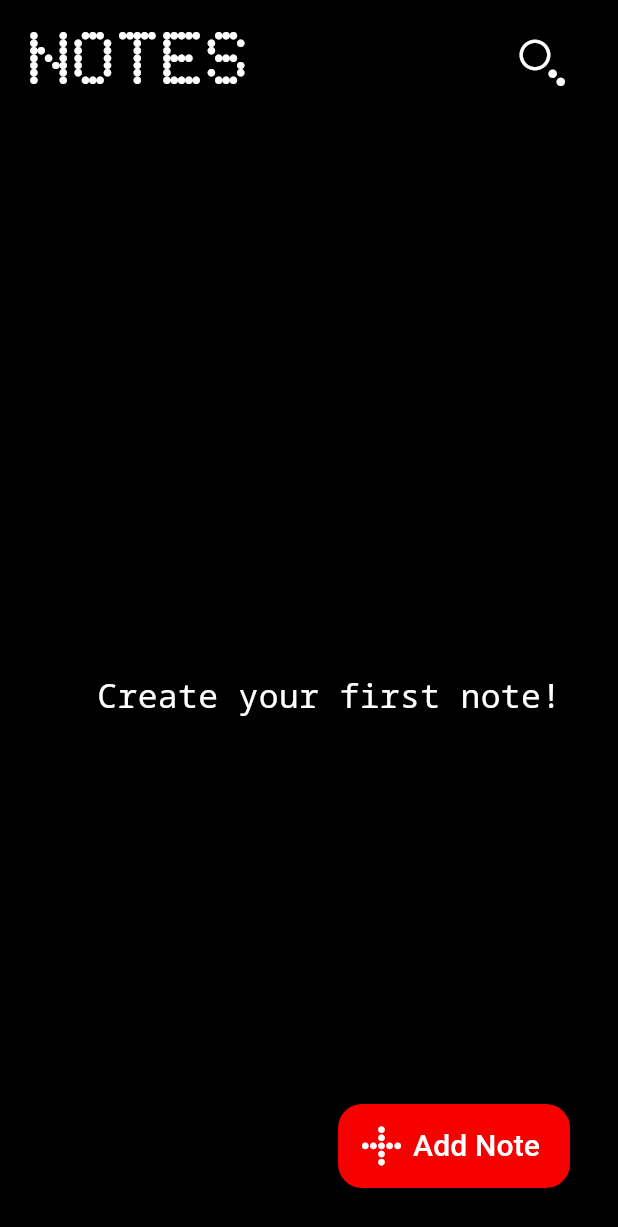
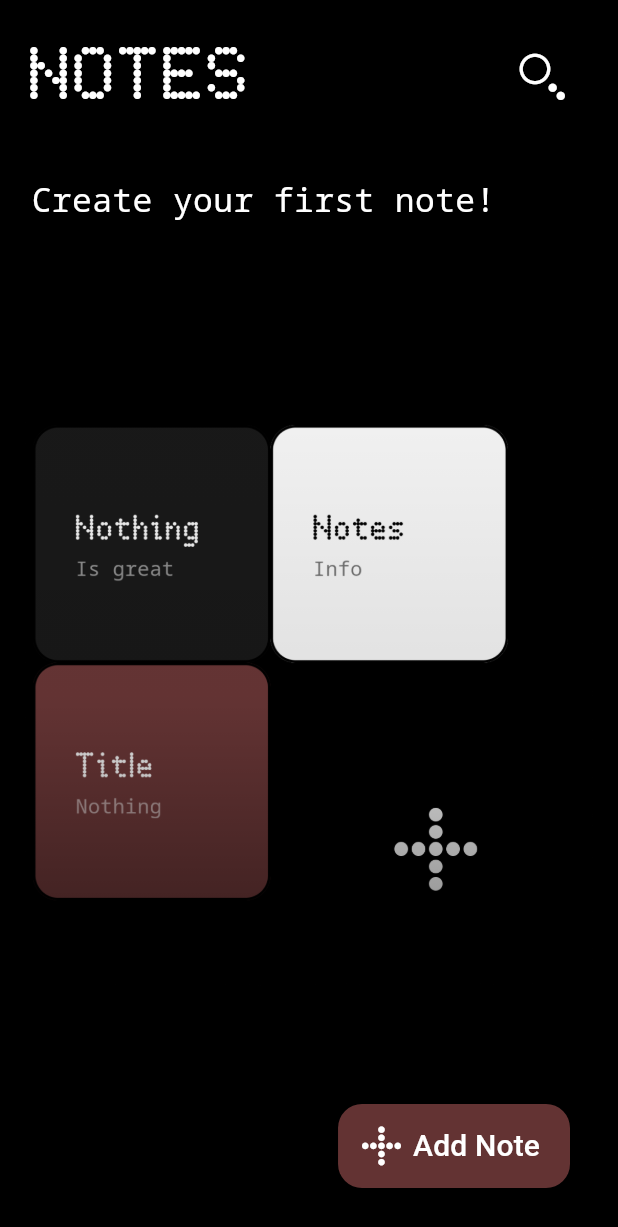
Before and after one commit to AzhamProdLive/Notes_App_Nothing, a Flutter app: the screen it shows after launch, on a phone screen of 412 x 824 dp. Shown: the top 1227 px of the screen. Run offline on Flutter 3.47's test engine with Material 3 defaults, Android fonts, the light colour scheme and no system bars; our stand-ins replace bloc, drift; missing offline and left inert: flutter_quill; accounts and stored records are empty; generated files the repository leaves out were written again; Roboto replaces fonts that are missing (Nunito-Bold).

```diff
--- a/lib/ui/appbar/main_app_bar.dart
+++ b/lib/ui/appbar/main_app_bar.dart
@@ -11,7 +11,7 @@ class MainAppBar extends StatelessWidget implements PreferredSizeWidget {
   Widget build(BuildContext context) {
     return SafeArea(
       child: Padding(
-        padding: const EdgeInsets.only(left: 20, right: 20, top: 10),
+        padding: const EdgeInsets.only(left: 20, right: 20, top: 20),
         child: Row(
           mainAxisAlignment: MainAxisAlignment.spaceBetween,
           children: [
--- a/lib/ui/main_screen_empty.dart
+++ b/lib/ui/main_screen_empty.dart
@@ -7,14 +7,34 @@ class MainScreenEmpty extends StatelessWidget {
 
   @override
   Widget build(BuildContext context) {
-    return const Padding(
+    return  Padding(
       padding: EdgeInsets.symmetric(horizontal: 16),
       child: Center(child:
-          //Image.asset('assets/images/no_data.png'),
-          Text(
-            '  Create your first note!',
-            style: TextStyle(fontSize: 22, color: Colors.white),
-          ),
+          Stack(
+            children: [
+            Container(
+              alignment: Alignment.center,
+              padding: EdgeInsets.only(top: 0),
+              child: Image.asset("assets/images/No Notes - 1.png"),),
+            Container(
+              alignment: Alignment.topLeft,
+              padding: const EdgeInsets.all(5.0),
+              decoration: BoxDecoration(
+                gradient: LinearGradient(
+                  begin: Alignment.topCenter,
+                  end: Alignment.bottomCenter,
+                  colors: <Color>[
+                    Colors.black.withAlpha(0),
+                    Colors.black12,
+                    Colors.black87
+                  ],
+                ),
+              ),
+                child: const Text(
+              'Create your first note!',
+              style: TextStyle(fontSize: 22, color: Colors.white),
+            ),)
+            ],)
       ),
     );
   }
--- a/lib/ui/show_note_screen.dart
+++ b/lib/ui/show_note_screen.dart
@@ -138,7 +138,7 @@ class ShowNoteScreen extends StatelessWidget {
                 showSubscript: false,
                 toolbarSize: 35,
                 sectionDividerColor: Colors.white,
-                buttonOptions: QuillSimpleToolbarButtonOptions(base: QuillToolbarBaseButtonOptions( iconTheme: QuillIconTheme(iconButtonUnselectedData: IconButtonData(color: Colors.white, )), ),),
+                buttonOptions: const QuillSimpleToolbarButtonOptions(base: QuillToolbarBaseButtonOptions( iconTheme: QuillIconTheme(iconButtonUnselectedData: IconButtonData(color: Colors.white, )), ),),
                 sharedConfigurations: const QuillSharedConfigurations(
                   dialogBarrierColor: Colors.white,
                   locale: Locale('de'),
--- a/lib/ui/theme/custom_colors.dart
+++ b/lib/ui/theme/custom_colors.dart
@@ -1,10 +1,10 @@
 import 'package:flutter/material.dart';
 
 class CustomColors {
-  static const Color lightGrey = Color.fromRGBO(26, 26, 26, 1.0);
+  static const Color lightGrey = Color.fromRGBO(24, 24, 24, 1.0);
   static const Color backgroundColor = Color.fromRGBO(0, 0, 0, 1.0);
-  static const Color red = Color.fromRGBO(246, 0, 0, 1.0);
-  static const Color deepRed = Color.fromRGBO(246, 0, 0, 1.0);
+  static const Color red = Color.fromRGBO(99, 51, 51, 1.0);
+  static const Color deepRed = Color.fromRGBO(99, 51, 51, 1.0);
   static const Color greyHint = Color.fromRGBO(26, 26, 26, 1.0);
   static const List<Color> colorsData = [
     Colors.grey,
@@ -14,6 +14,6 @@ class CustomColors {
     Colors.blue,
     Colors.teal,
     Colors.blueGrey,
-    Colors.white
+    Color.fromRGBO(239, 239, 239, 1.0)
   ];
 }
--- a/pubspec.yaml
+++ b/pubspec.yaml
@@ -39,8 +39,8 @@ flutter:
   uses-material-design: true
 
   assets:
-    - assets/images/no_data.png
     - assets/images/no_notes.png
+    - assets/images/No Notes - 1.png
 
   fonts:
     - family: Nunito
```
Also changed, not shown: lib/ui/main_screen_with_content_grid.dart (+18 -6 lines), assets/images/No Notes - 1.png (added), assets/images/no_data.png (deleted).
